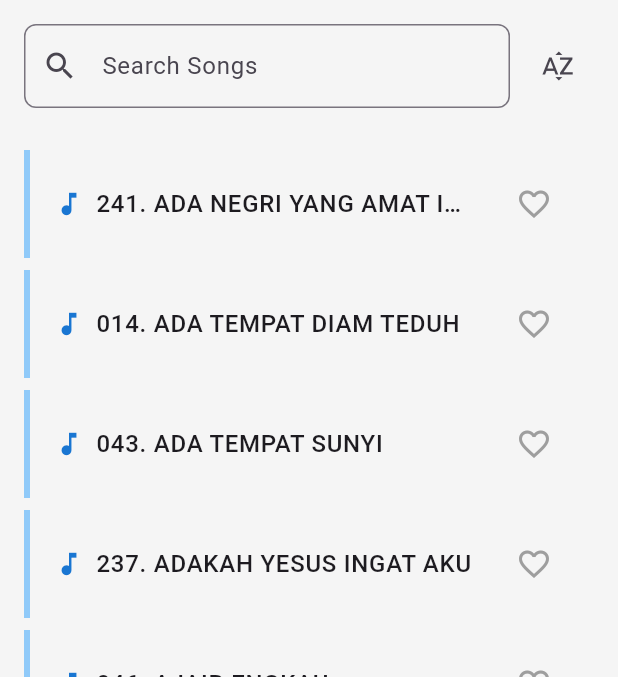
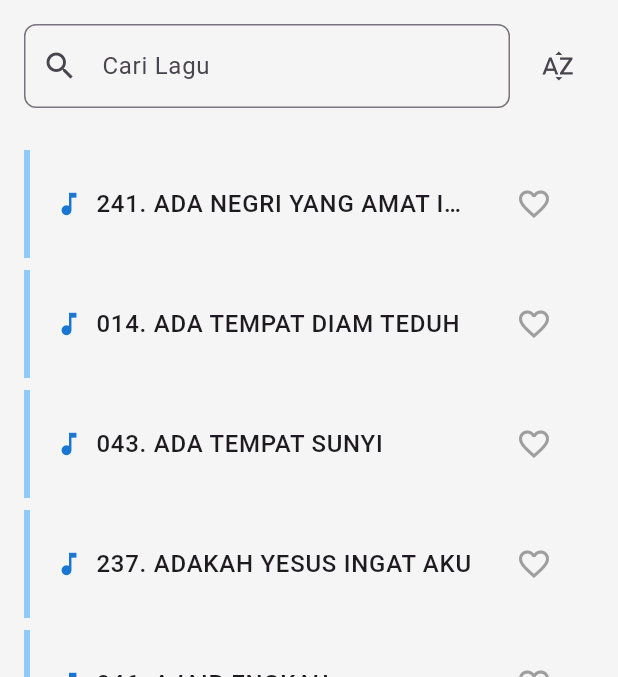
Before and after one commit to heary-aldy/lpmi40, a Flutter app: the screen it shows after launch, on a phone screen of 412 x 824 dp, the part 210-887 px from its top. Run offline on Flutter 3.47's test engine with Material 3 defaults, Android fonts, the phone set to English and light mode, and no system bars; drawn by our look-alikes of flutter_speed_dial; our stand-ins replace firebase_core, share_plus, shared_preferences; missing offline and left inert: firebase_in_app_messaging; accounts and stored records are empty.

Commit message:
FAM Update

```diff
--- a/lib/pages/main_page.dart
+++ b/lib/pages/main_page.dart
@@ -454,7 +454,7 @@ class _MainPageState extends State<MainPage> {
             child: TextField(
               controller: _searchController,
               decoration: InputDecoration(
-                labelText: 'Search Songs',
+                labelText: 'Cari Lagu',
                 prefixIcon: const Icon(Icons.search),
                 border: OutlineInputBorder(
                   borderRadius: BorderRadius.circular(8.0),
@@ -590,6 +590,17 @@ class _MainPageState extends State<MainPage> {
           backgroundColor: _currentCategory == 'Favorites' ? Colors.pink.shade200 : null,
         ),
         SpeedDialChild(
+          child: Icon(_isDarkMode ? Icons.light_mode : Icons.dark_mode),
+          label: _isDarkMode ? 'Light Mode' : 'Dark Mode',
+          onTap: _updateThemeMode,
+          backgroundColor: Colors.purple.shade300,
+        ),
+        SpeedDialChild(
+          child: const Icon(Icons.settings),
+          label: 'Settings',
+          onTap: () => _showSettings(context),
+          backgroundColor: Colors.teal.shade300,
+        ), SpeedDialChild(
           child: const Icon(Icons.star),
           label: 'Upgrade to Premium',
           onTap: _launchUpgradeUrl,
@@ -601,18 +612,6 @@ class _MainPageState extends State<MainPage> {
           onTap: _launchAlkitabApp,
           backgroundColor: Colors.green.shade400,
         ),
-        SpeedDialChild(
-          child: Icon(_isDarkMode ? Icons.light_mode : Icons.dark_mode),
-          label: _isDarkMode ? 'Light Mode' : 'Dark Mode',
-          onTap: _updateThemeMode,
-          backgroundColor: Colors.purple.shade300,
-        ),
-        SpeedDialChild(
-          child: const Icon(Icons.settings),
-          label: 'Settings',
-          onTap: () => _showSettings(context),
-          backgroundColor: Colors.teal.shade300,
-        ),
       ],
     );
   }
```
